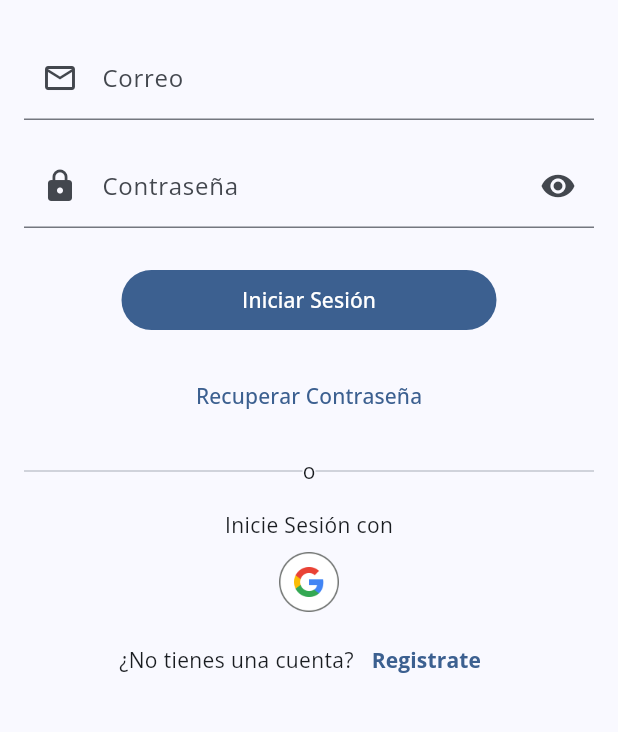
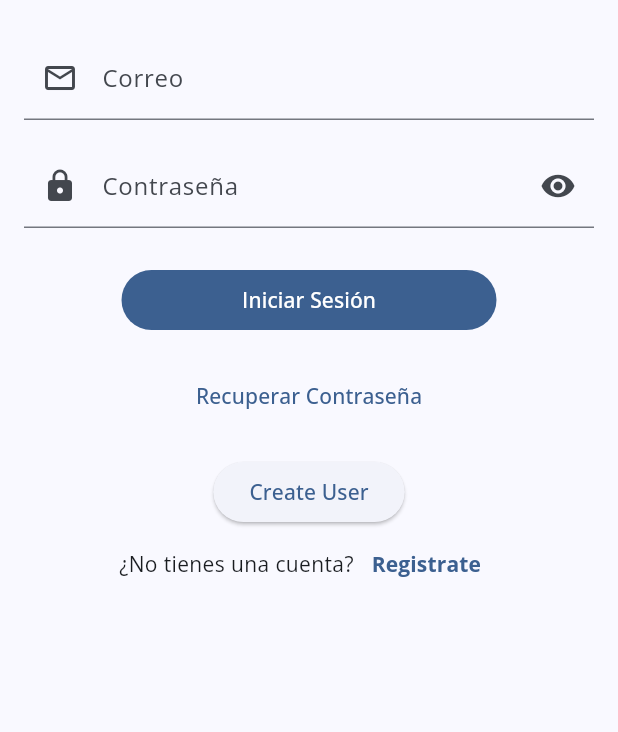
Before and after one commit to RazFernandez/club_steam_app, a Flutter app: the screen it shows after launch, on a phone screen of 412 x 824 dp, the part 408-1140 px from its top. Run offline on Flutter 3.47's test engine with Material 3 defaults, Android fonts, the phone set to English and light mode, and no system bars; our stand-ins replace cloud_firestore, cloud_functions, firebase_auth, firebase_core, firebase_crashlytics, fluttertoast and 3 more; accounts and stored records are empty.

```diff
--- a/lib/main.dart
+++ b/lib/main.dart
@@ -5,7 +5,6 @@ import 'package:firebase_core/firebase_core.dart';
 import 'package:firebase_crashlytics/firebase_crashlytics.dart';
 import 'services/firebase_options.dart';
 import 'package:club_steam_app/routes/app_router.dart';
-import 'package:cloud_functions/cloud_functions.dart';
 import 'package:firebase_auth/firebase_auth.dart';
 
 void main() async {
@@ -21,10 +20,6 @@ void main() async {
   FlutterError.onError = FirebaseCrashlytics.instance.recordFlutterFatalError;
 
   WidgetsFlutterBinding.ensureInitialized();
-
-  // Connect to the emulators
-  //FirebaseFunctions.instance.useFunctionsEmulator('localhost', 5001);
-  //FirebaseAuth.instance.useAuthEmulator('localhost', 9099);
 
   runApp(const MyApp());
 }
--- /dev/null
+++ b/lib/services/firebase_functions/test_function.dart
@@ -0,0 +1,20 @@
+import 'dart:developer';
+import 'package:cloud_functions/cloud_functions.dart';
+
+class TestFunction {
+  final FirebaseFunctions functions =
+      FirebaseFunctions.instanceFor(region: 'us-central1');
+
+  Future<void> callCreateUserFunction() async {
+    try {
+      final result = await functions.httpsCallable('createUserDB').call({
+        'email': 'testuser@example.com',
+        'password': 'testPassword123',
+      });
+
+      log('User created locally: ${result.data}');
+    } catch (e) {
+      log('Error calling function: $e');
+    }
+  }
+}
--- a/lib/views/login_workflow/login.dart
+++ b/lib/views/login_workflow/login.dart
@@ -1,6 +1,7 @@
 import 'package:flutter/material.dart';
 import 'package:club_steam_app/widgets/Forms/loginForms.dart';
 import 'package:club_steam_app/widgets/Buttons/redirectTextButton.dart';
+import 'package:club_steam_app/services/firebase_functions/create_user_service.dart';
 
 class LoginView extends StatefulWidget {
   const LoginView({super.key});
@@ -10,6 +11,9 @@ class LoginView extends StatefulWidget {
 }
 
 class _LoginViewState extends State<LoginView> {
+  // // Remove
+  // final TestFunction testFunction = TestFunction();
+
   @override
   Widget build(BuildContext context) {
     return Scaffold(
@@ -31,25 +35,31 @@ class _LoginViewState extends State<LoginView> {
               // Recover password
               TextButton(onPressed: () {}, child: Text('Recuperar Contraseña')),
               SizedBox(height: 16),
-              // Divider
-              Row(
-                children: <Widget>[
-                  Expanded(child: Divider()),
-                  Text('o'),
-                  Expanded(child: Divider())
-                ],
-              ),
-              SizedBox(height: 16),
-              Text("Inicie Sesión con"),
-              // Google Sing-In Button
-              IconButton(
-                onPressed: () {},
-                icon: Image.asset(
-                  'lib/assets/icon/google_icon.png',
-                  width: 40,
-                  height: 40,
-                ),
-              ),
+              // Remove, just testing code
+              ElevatedButton(
+                  onPressed: () {
+                    CloudFunctionsCreateUserDB.addUser();
+                  },
+                  child: Text('Create User')),
+
+              // Row(
+              //   children: <Widget>[
+              //     Expanded(child: Divider()),
+              //     Text('o'),
+              //     Expanded(child: Divider())
+              //   ],
+              // ),
+              // SizedBox(height: 16),
+              // Text("Inicie Sesión con"),
+              // // Google Sing-In Button
+              // IconButton(
+              //   onPressed: () {},
+              //   icon: Image.asset(
+              //     'lib/assets/icon/google_icon.png',
+              //     width: 40,
+              //     height: 40,
+              //   ),
+              // ),
               // Register Text
               Row(
                 mainAxisAlignment: MainAxisAlignment.center,
--- a/pubspec.yaml
+++ b/pubspec.yaml
@@ -46,6 +46,7 @@ dependencies:
   fluttertoast: ^8.2.8
   path_provider: ^2.1.5
   cloud_functions: ^5.4.0
+  http: ^1.2.2
 
 dev_dependencies:
   flutter_test:
```
Also changed, not shown: lib/controllers/auth_controller.dart (+16 -16 lines), lib/services/firebase_functions/create_user_service.dart (+13 -19 lines), lib/views/login_workflow/registration_email/registration_view.dart (+10 -0 lines), pubspec.lock.
